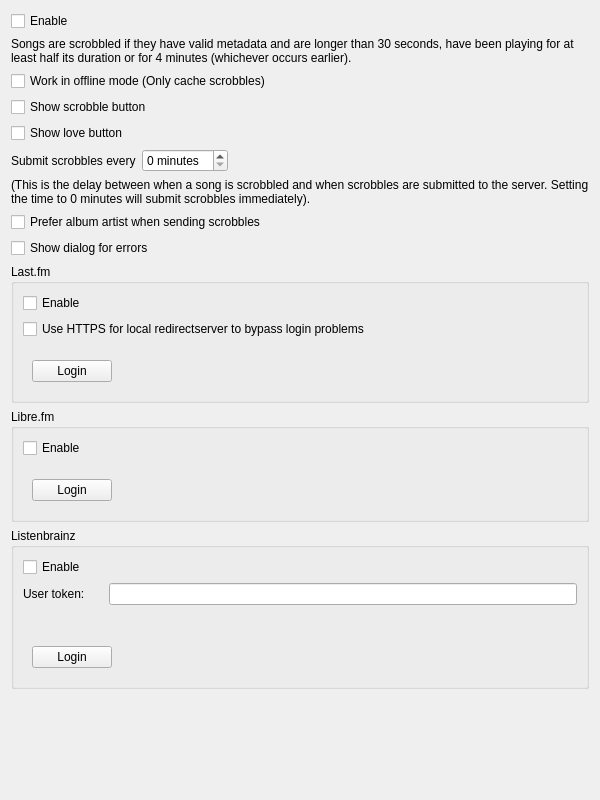
This is src/settings/scrobblersettingspage.ui in strawberrymusicplayer/strawberry as Qt 5 draws it before an edit. The edited form follows.
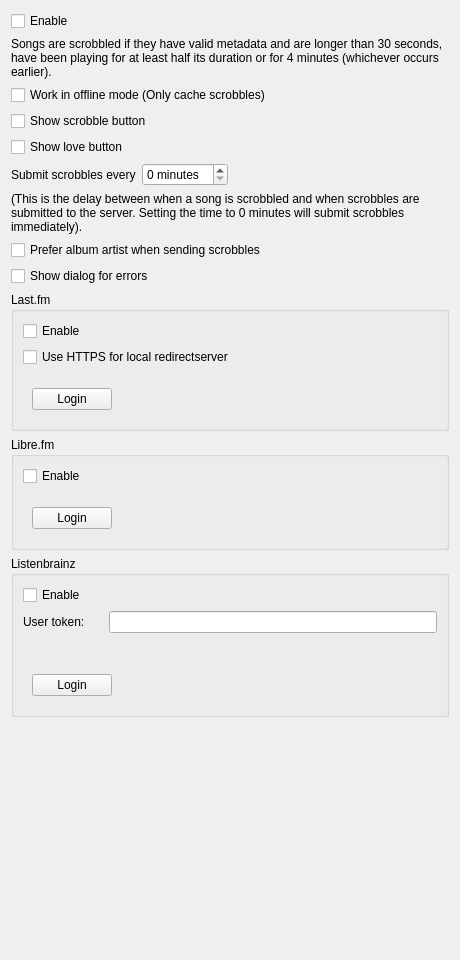
This is the edited form. Custom widgets are drawn as their Qt base class.

Commit message: Adjust width of settingspages

```diff
--- a/src/settings/scrobblersettingspage.ui
+++ b/src/settings/scrobblersettingspage.ui
@@ -6,8 +6,8 @@
    <rect>
     <x>0</x>
     <y>0</y>
-    <width>600</width>
-    <height>800</height>
+    <width>460</width>
+    <height>960</height>
    </rect>
   </property>
   <property name="windowTitle">
@@ -132,7 +132,7 @@
       <item>
        <widget class="QCheckBox" name="checkbox_lastfm_https">
         <property name="text">
-         <string>Use HTTPS for local redirectserver to bypass login problems</string>
+         <string>Use HTTPS for local redirectserver</string>
         </property>
        </widget>
       </item>
```
The commit also changes 13 other files.
